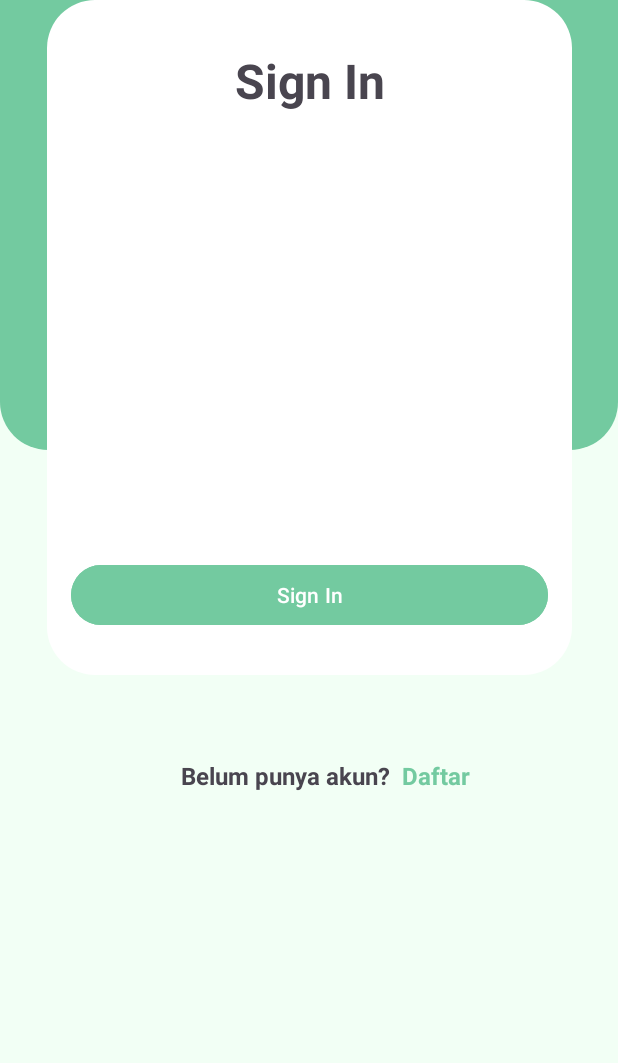
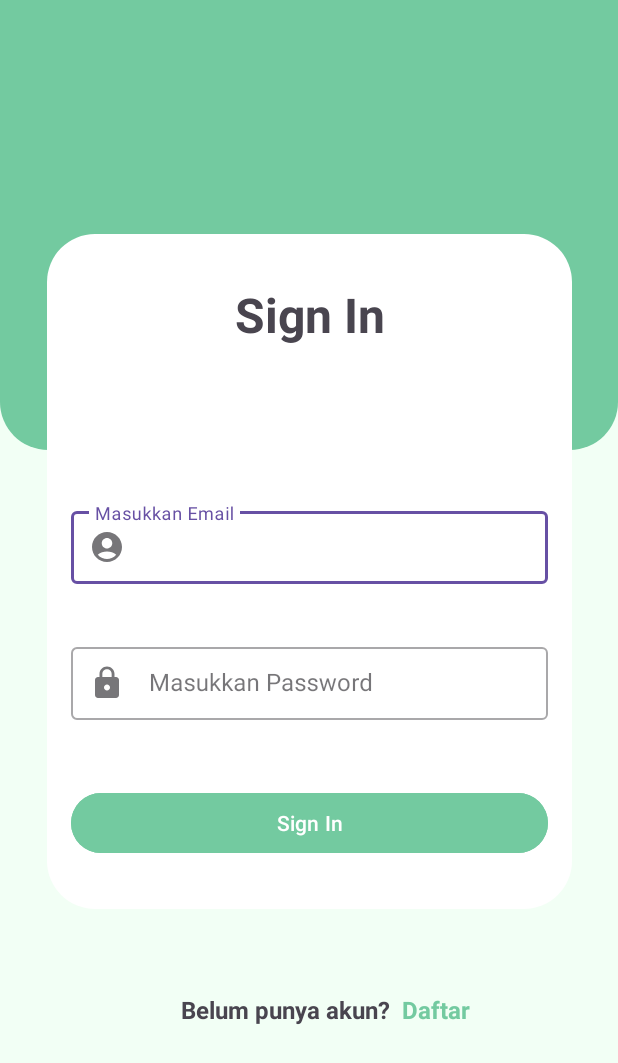
Before and after one commit to syamsudinhilmi/trashtech-project, an Android app: the SigninActivity screen opened directly, with no data from a screen before it, on a phone screen of 412 x 824 dp. Shown: the top 1063 px of the screen. Run offline under Robolectric (Android 15) with nearby library versions, the phone set to English and light mode, and no system bars.

Commit message:
Membuat activity signin dan profile

```diff
--- a/app/src/main/java/com/playdeadrespawn/trashtech/ui/activity/SigninActivity.kt
+++ b/app/src/main/java/com/playdeadrespawn/trashtech/ui/activity/SigninActivity.kt
@@ -1,12 +1,24 @@
 package com.playdeadrespawn.trashtech.ui.activity
 
+import android.content.Intent
 import androidx.appcompat.app.AppCompatActivity
 import android.os.Bundle
 import com.playdeadrespawn.trashtech.R
+import com.playdeadrespawn.trashtech.databinding.ActivitySigninBinding
 
 class SigninActivity : AppCompatActivity() {
+    private lateinit var binding: ActivitySigninBinding
     override fun onCreate(savedInstanceState: Bundle?) {
         super.onCreate(savedInstanceState)
-        setContentView(R.layout.activity_signin)
+        binding = ActivitySigninBinding.inflate(layoutInflater)
+        setContentView(binding.root)
+
+        binding.btnSignin.setOnClickListener{
+            startActivity(Intent(this, MainActivity::class.java))
+        }
+
+        binding.signin.setOnClickListener(){
+            startActivity(Intent(this, SignUpActivity::class.java))
+        }
     }
 }
--- a/app/src/main/res/drawable/bg_profile.xml
+++ b/app/src/main/res/drawable/bg_signin.xml
@@ -1,3 +1,4 @@
+<?xml version="1.0" encoding="utf-8"?>
 <shape xmlns:android="http://schemas.android.com/apk/res/android"
 	android:shape="rectangle">
 
@@ -5,7 +6,7 @@
 		android:bottomRightRadius="32dp"
 		android:bottomLeftRadius="32dp"/>
 	<solid
-		android:color="@color/green"/>
+		android:color="@color/primary"/>
 	<size
 		android:width="500dp"
 		android:height="300dp"/>
--- /dev/null
+++ b/app/src/main/res/drawable/ic_lock.xml
@@ -0,0 +1,10 @@
+<vector xmlns:android="http://schemas.android.com/apk/res/android"
+    android:width="24dp"
+    android:height="24dp"
+    android:viewportWidth="24"
+    android:viewportHeight="24"
+    android:tint="@android:color/darker_gray">
+  <path
+      android:fillColor="@android:color/white"
+      android:pathData="M18,8h-1L17,6c0,-2.76 -2.24,-5 -5,-5S7,3.24 7,6v2L6,8c-1.1,0 -2,0.9 -2,2v10c0,1.1 0.9,2 2,2h12c1.1,0 2,-0.9 2,-2L20,10c0,-1.1 -0.9,-2 -2,-2zM12,17c-1.1,0 -2,-0.9 -2,-2s0.9,-2 2,-2 2,0.9 2,2 -0.9,2 -2,2zM15.1,8L8.9,8L8.9,6c0,-1.71 1.39,-3.1 3.1,-3.1 1.71,0 3.1,1.39 3.1,3.1v2z"/>
+</vector>
--- /dev/null
+++ b/app/src/main/res/drawable/ic_preview_profile.xml
@@ -0,0 +1,5 @@
+<vector android:height="100dp" android:tint="#8F8F8F"
+    android:viewportHeight="24" android:viewportWidth="24"
+    android:width="100dp" xmlns:android="http://schemas.android.com/apk/res/android">
+    <path android:fillColor="@android:color/white" android:pathData="M12,2C6.48,2 2,6.48 2,12s4.48,10 10,10s10,-4.48 10,-10S17.52,2 12,2zM12,6c1.93,0 3.5,1.57 3.5,3.5S13.93,13 12,13s-3.5,-1.57 -3.5,-3.5S10.07,6 12,6zM12,20c-2.03,0 -4.43,-0.82 -6.14,-2.88C7.55,15.8 9.68,15 12,15s4.45,0.8 6.14,2.12C16.43,19.18 14.03,20 12,20z"/>
+</vector>
--- a/app/src/main/res/layout/activity_sign_up.xml
+++ b/app/src/main/res/layout/activity_sign_up.xml
@@ -108,7 +108,7 @@
                 app:layout_constraintEnd_toEndOf="parent"
                 app:layout_constraintStart_toStartOf="parent"
                 app:layout_constraintTop_toBottomOf="@id/tv_pass"
-                app:startIconDrawable="@drawable/baseline_mail_24">
+                app:startIconDrawable="@drawable/ic_lock">
 
                 <com.playdeadrespawn.trashtech.ui.customview.PasswordEditText
                     android:id="@+id/ed_register_pass"
@@ -120,6 +120,7 @@
             </com.google.android.material.textfield.TextInputLayout>
 
             <Button
+                android:id="@+id/btn_sign_up"
                 android:layout_width="match_parent"
                 android:layout_height="wrap_content"
                 app:layout_constraintTop_toBottomOf="@id/passEditTextLayout"
--- a/app/src/main/res/layout/activity_signin.xml
+++ b/app/src/main/res/layout/activity_signin.xml
@@ -4,7 +4,7 @@
 	xmlns:tools="http://schemas.android.com/tools"
 	android:layout_width="match_parent"
 	android:layout_height="match_parent"
-	android:background="@color/lightGreen"
+	android:background="@color/secondary"
 	tools:context=".ui.activity.SigninActivity">
 
 	<androidx.constraintlayout.widget.ConstraintLayout
@@ -15,7 +15,7 @@
 			android:id="@+id/imageView"
 			android:layout_width="match_parent"
 			android:layout_height="wrap_content"
-			android:background="@drawable/bg_profile"
+			android:background="@drawable/bg_signin"
 			app:layout_constraintStart_toStartOf="parent"
 			app:layout_constraintTop_toTopOf="parent"/>
 
@@ -24,7 +24,8 @@
 			android:layout_width="350dp"
 			android:layout_height="450dp"
 			app:layout_constraintEnd_toEndOf="parent"
-			app:layout_constraintTop_toBottomOf=""
+			android:layout_marginTop="156dp"
+			app:layout_constraintTop_toTopOf="@+id/imageView"
 			app:layout_constraintStart_toStartOf="@+id/imageView"
 			android:background="@drawable/bg_constraint"
 			tools:layout_editor_absoluteY="150dp">
@@ -43,7 +44,7 @@
 
 			<com.google.android.material.textfield.TextInputLayout
 				android:id="@+id/emailEditTextLayout"
-				style="@style/Widget.MaterialComponents.TextInputLayout.FilledBox"
+				style="@style/Widget.MaterialComponents.TextInputLayout.OutlinedBox.Dense"
 				android:hint="Masukkan Email"
 				app:errorEnabled="true"
 				android:layout_width="0dp"
@@ -51,11 +52,10 @@
 				android:layout_marginTop="72dp"
 				android:layout_marginStart="16dp"
 				android:layout_marginEnd="16dp"
-				android:alpha="0"
-				tools:alpha="100"
 				app:layout_constraintEnd_toEndOf="parent"
 				app:layout_constraintTop_toBottomOf="@id/signin_text"
-				app:layout_constraintStart_toStartOf="parent">
+				app:layout_constraintStart_toStartOf="parent"
+				app:startIconDrawable="@drawable/baseline_account_circle_24">
 
 				<com.google.android.material.textfield.TextInputEditText
 					android:id="@+id/emailEditText"
@@ -67,7 +67,7 @@
 
 			<com.google.android.material.textfield.TextInputLayout
 				android:id="@+id/passwordEditTextLayout"
-				style="@style/Widget.MaterialComponents.TextInputLayout.FilledBox"
+				style="@style/Widget.MaterialComponents.TextInputLayout.OutlinedBox.Dense"
 				android:hint="Masukkan Password"
 				app:errorEnabled="true"
 				android:layout_width="0dp"
@@ -75,11 +75,10 @@
 				android:layout_marginTop="16dp"
 				android:layout_marginStart="16dp"
 				android:layout_marginEnd="16dp"
-				android:alpha="0"
-				tools:alpha="100"
 				app:layout_constraintEnd_toEndOf="parent"
 				app:layout_constraintTop_toBottomOf="@id/emailEditTextLayout"
-				app:layout_constraintStart_toStartOf="parent">
+				app:layout_constraintStart_toStartOf="parent"
+				app:startIconDrawable="@drawable/ic_lock">
 
 				<com.google.android.material.textfield.TextInputEditText
 					android:id="@+id/passwordEditText"
@@ -91,14 +90,14 @@
 
 
 			<Button
-				android:id="@+id/signinButton"
+				android:id="@+id/btn_signin"
 				android:layout_width="match_parent"
 				android:layout_height="wrap_content"
 				android:text="Sign In"
 				android:layout_marginTop="24dp"
 				android:layout_marginStart="16dp"
 				android:layout_marginEnd="16dp"
-				android:backgroundTint="@color/green"
+				android:backgroundTint="@color/primary"
 				app:layout_constraintTop_toBottomOf="@id/passwordEditTextLayout"/>
 
 		</androidx.constraintlayout.widget.ConstraintLayout>
@@ -124,7 +123,7 @@
 			android:textSize="16sp"
 			android:layout_marginStart="8dp"
 			android:textStyle="bold"
-			android:textColor="@color/green"
+			android:textColor="@color/primary"
 			app:layout_constraintBottom_toBottomOf="@+id/singin_tv"
 			app:layout_constraintStart_toEndOf="@+id/singin_tv"
 			app:layout_constraintTop_toTopOf="@+id/singin_tv" />
--- a/app/src/main/res/values/colors.xml
+++ b/app/src/main/res/values/colors.xml
@@ -2,9 +2,8 @@
 <resources>
 	<color name="black">#FF000000</color>
 	<color name="white">#FFFFFFFF</color>
-	<color name="green">#73CAA0</color>
-	<color name="lightGreen">#F2FFF5</color>
 	<color name="primary">#73CAA0</color>
 	<color name="secondary">#F2FFF5</color>
 	<color name="dark">#363636</color>
+	<color name="destroy">#D46363</color>
 </resources>
```
Also changed, not shown: app/build.gradle.kts (+7 -0 lines), app/src/main/AndroidManifest.xml (+4 -4 lines), app/src/main/java/com/playdeadrespawn/trashtech/ui/activity/ProfileActivity.kt (added, +12 -0 lines), app/src/main/java/com/playdeadrespawn/trashtech/ui/activity/SignUpActivity.kt (+9 -1 lines), app/src/main/res/layout/activity_profile.xml (added, +70 -0 lines), app/src/main/res/values/strings.xml (indentation only).
